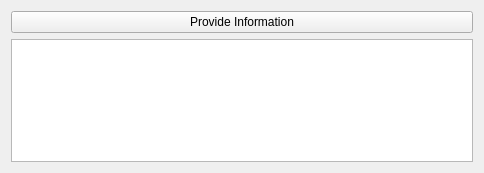
The window that widget.ui (NikNator10/QT-Testing) describes before a commit, drawn with Qt 5.
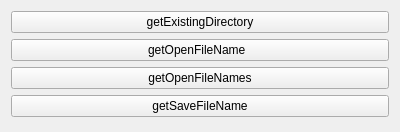
The same window after the commit.

The edit to the form file:
```diff
--- a/widget.ui
+++ b/widget.ui
@@ -6,8 +6,8 @@
    <rect>
     <x>0</x>
     <y>0</y>
-    <width>484</width>
-    <height>173</height>
+    <width>400</width>
+    <height>132</height>
    </rect>
   </property>
   <property name="windowTitle">
@@ -17,12 +17,30 @@
    <item>
     <widget class="QPushButton" name="provide_info_button">
      <property name="text">
-      <string>Provide Information</string>
+      <string>getExistingDirectory</string>
      </property>
     </widget>
    </item>
    <item>
-    <widget class="QListWidget" name="list_widget"/>
+    <widget class="QPushButton" name="get_open_file_name">
+     <property name="text">
+      <string>getOpenFileName  </string>
+     </property>
+    </widget>
+   </item>
+   <item>
+    <widget class="QPushButton" name="get_open_file_names">
+     <property name="text">
+      <string>getOpenFileNames</string>
+     </property>
+    </widget>
+   </item>
+   <item>
+    <widget class="QPushButton" name="get_save_file_name_button">
+     <property name="text">
+      <string>getSaveFileName</string>
+     </property>
+    </widget>
    </item>
   </layout>
  </widget>
```
Left out of the diff: 2 changed lines with no effect on the pictures.
